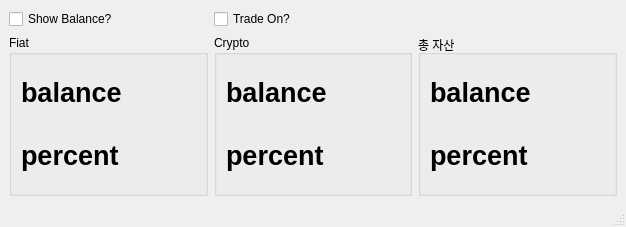
Old version of the form mainwindow.ui in the repository coreanq/cost_averaging.
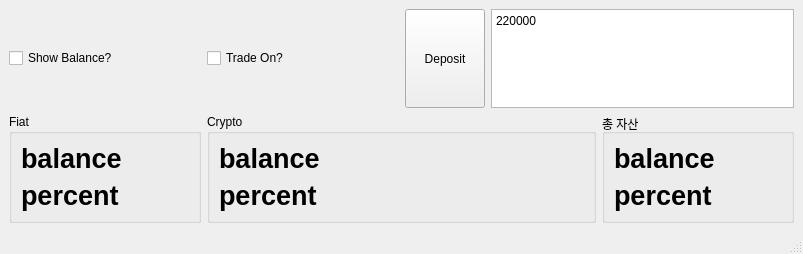
New version of the form.

Commit message: deposit funciton add

```diff
--- a/mainwindow.ui
+++ b/mainwindow.ui
@@ -6,8 +6,8 @@
    <rect>
     <x>0</x>
     <y>0</y>
-    <width>626</width>
-    <height>227</height>
+    <width>803</width>
+    <height>254</height>
    </rect>
   </property>
   <property name="windowTitle">
@@ -15,13 +15,6 @@
   </property>
   <widget class="QWidget" name="centralwidget">
    <layout class="QGridLayout" name="gridLayout">
-    <item row="0" column="0">
-     <widget class="QCheckBox" name="chkShowBalance">
-      <property name="text">
-       <string>Show Balance?</string>
-      </property>
-     </widget>
-    </item>
     <item row="1" column="0">
      <widget class="QGroupBox" name="groupBox">
       <property name="title">
@@ -57,7 +50,21 @@
       </layout>
      </widget>
     </item>
-    <item row="1" column="1">
+    <item row="0" column="1">
+     <widget class="QCheckBox" name="chkTradeOn">
+      <property name="text">
+       <string>Trade On?</string>
+      </property>
+     </widget>
+    </item>
+    <item row="0" column="0">
+     <widget class="QCheckBox" name="chkShowBalance">
+      <property name="text">
+       <string>Show Balance?</string>
+      </property>
+     </widget>
+    </item>
+    <item row="1" column="1" colspan="2">
      <widget class="QGroupBox" name="groupBox_2">
       <property name="title">
        <string>Crypto</string>
@@ -92,7 +99,43 @@
       </layout>
      </widget>
     </item>
-    <item row="1" column="2">
+    <item row="0" column="2" colspan="2">
+     <layout class="QHBoxLayout" name="horizontalLayout">
+      <property name="sizeConstraint">
+       <enum>QLayout::SetDefaultConstraint</enum>
+      </property>
+      <item>
+       <widget class="QPushButton" name="btnDeposit">
+        <property name="sizePolicy">
+         <sizepolicy hsizetype="Minimum" vsizetype="Minimum">
+          <horstretch>0</horstretch>
+          <verstretch>0</verstretch>
+         </sizepolicy>
+        </property>
+        <property name="text">
+         <string>Deposit</string>
+        </property>
+       </widget>
+      </item>
+      <item>
+       <widget class="QPlainTextEdit" name="txtDepositAmount">
+        <property name="sizePolicy">
+         <sizepolicy hsizetype="Expanding" vsizetype="Expanding">
+          <horstretch>0</horstretch>
+          <verstretch>0</verstretch>
+         </sizepolicy>
+        </property>
+        <property name="plainText">
+         <string>220000</string>
+        </property>
+        <property name="backgroundVisible">
+         <bool>false</bool>
+        </property>
+       </widget>
+      </item>
+     </layout>
+    </item>
+    <item row="1" column="3">
      <widget class="QGroupBox" name="groupBox_3">
       <property name="title">
        <string>﻿총 ﻿자산</string>
@@ -127,13 +170,6 @@
       </layout>
      </widget>
     </item>
-    <item row="0" column="1">
-     <widget class="QCheckBox" name="chkTradeOn">
-      <property name="text">
-       <string>Trade On?</string>
-      </property>
-     </widget>
-    </item>
    </layout>
   </widget>
   <widget class="QStatusBar" name="statusbar"/>
@@ -142,7 +178,7 @@
     <rect>
      <x>0</x>
      <y>0</y>
-     <width>626</width>
+     <width>803</width>
      <height>22</height>
     </rect>
    </property>
```
The commit also changes 3 other files.
